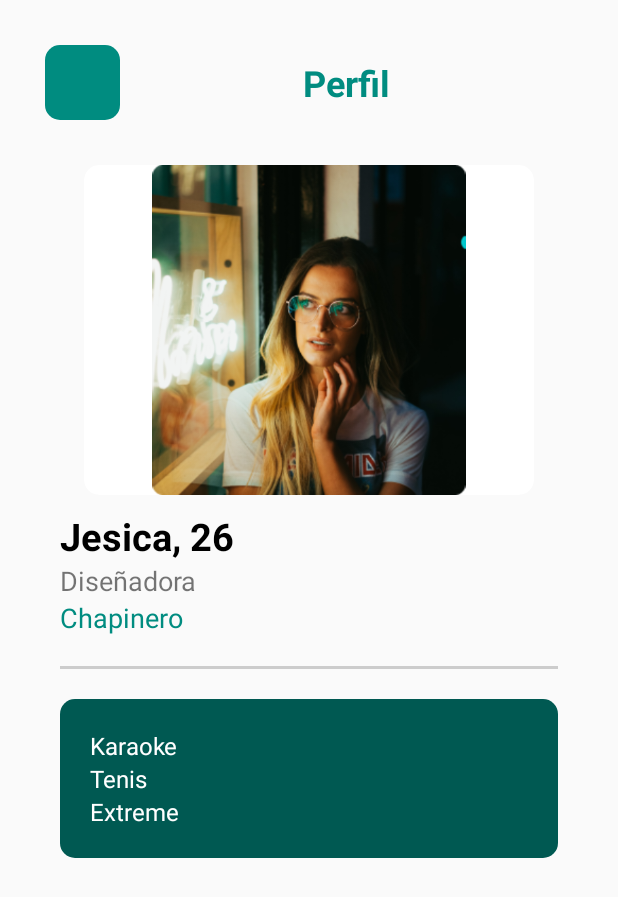
After one commit to cristdulcey/roush_android, an Android app: the ProfileActivity screen opened directly, with no data from a screen before it, on a phone screen of 412 x 824 dp. The commit adds this screen. Shown: the top 897 px of the screen. Run offline under Robolectric (Android 15) with nearby library versions, the phone set to English and light mode, and no system bars.

Commit message:
Maquetación inicial Perfil

```diff
--- a/app/src/main/AndroidManifest.xml
+++ b/app/src/main/AndroidManifest.xml
@@ -5,13 +5,16 @@
     <uses-permission android:name="android.permission.INTERNET" />
 
     <application
+        android:name=".Utils.BaseContext"
         android:allowBackup="true"
-        android:name=".Utils.BaseContext"
         android:icon="@mipmap/ic_launcher"
         android:label="@string/app_name"
         android:roundIcon="@mipmap/ic_launcher_round"
         android:supportsRtl="true"
         android:theme="@style/Theme.Tinderroush">
+        <activity
+            android:name=".Profile.ProfileActivity"
+            android:exported="false" />
         <activity
             android:name=".MatchSuccess.MatchSuccess"
             android:exported="false" />
--- /dev/null
+++ b/app/src/main/java/com/example/tinder_roush/Chats/ChatsAdapter.java
@@ -0,0 +1,4 @@
+package com.example.tinder_roush.Chats;
+
+public class ChatsAdapter {
+}
--- /dev/null
+++ b/app/src/main/java/com/example/tinder_roush/Profile/ProfileActivity.java
@@ -0,0 +1,46 @@
+package com.example.tinder_roush.Profile;
+
+import androidx.appcompat.app.AppCompatActivity;
+
+import android.content.Intent;
+import android.os.Bundle;
+import android.view.View;
+import android.widget.Button;
+
+import com.example.tinder_roush.MenuNavigation.MenuNavigation;
+import com.example.tinder_roush.R;
+import com.example.tinder_roush.Utils.BaseContext;
+
+import java.util.ArrayList;
+
+public class ProfileActivity extends AppCompatActivity {
+
+    Button backHome;
+
+    @Override
+    protected void onCreate(Bundle savedInstanceState) {
+        super.onCreate(savedInstanceState);
+        setContentView(R.layout.activity_profile);
+        initObjects();
+        listeners();
+    }
+
+    private void initObjects() {
+        backHome = findViewById(R.id.back_to_home);
+    }
+
+    public void listeners(){
+        backHome.setOnClickListener(new View.OnClickListener() {
+            @Override
+            public void onClick(View view) {
+                    backToHome();
+                }
+            });
+        }
+
+        public void backToHome(){
+            Intent intent = new Intent(this, MenuNavigation.class);
+            intent.addFlags(Intent.FLAG_ACTIVITY_NEW_TASK|Intent.FLAG_ACTIVITY_CLEAR_TASK);
+            startActivity(intent);
+        }
+}
--- /dev/null
+++ b/app/src/main/res/layout/activity_profile.xml
@@ -0,0 +1,166 @@
+<?xml version="1.0" encoding="utf-8"?>
+<LinearLayout xmlns:android="http://schemas.android.com/apk/res/android"
+    xmlns:app="http://schemas.android.com/apk/res-auto"
+    xmlns:tools="http://schemas.android.com/tools"
+    android:layout_width="match_parent"
+    android:layout_height="match_parent"
+    android:orientation="vertical"
+    tools:context=".Profile.ProfileActivity">
+
+    <ScrollView
+        android:layout_width="match_parent"
+        android:layout_height="match_parent"
+        android:scrollbars="none">
+
+        <LinearLayout
+            android:layout_width="match_parent"
+            android:layout_height="match_parent"
+            android:orientation="vertical">
+
+            <!--Title-->
+            <LinearLayout
+                android:layout_width="match_parent"
+                android:layout_height="wrap_content"
+                android:layout_marginVertical="30dp"
+                android:layout_marginHorizontal="30dp"
+                android:orientation="horizontal"
+                android:layout_gravity="center">
+
+                <Button
+                    android:id="@+id/back_to_home"
+                    android:layout_width="50dp"
+                    android:layout_height="50dp"
+                    android:padding="10dp"
+                    android:background="@drawable/border_green_round2"/>
+
+                <TextView
+                    android:layout_width="wrap_content"
+                    android:layout_height="wrap_content"
+                    android:layout_weight="10"
+                    android:layout_gravity="center"
+                    android:gravity="center"
+                    android:text="@string/title_profile"
+                    android:textSize="24sp"
+                    android:textStyle="bold"
+                    android:textColor="@color/green3"/>
+            </LinearLayout>
+
+            <!--Photo profile-->
+
+            <androidx.cardview.widget.CardView
+                android:layout_width="300dp"
+                android:layout_height="220dp"
+                android:layout_gravity="center"
+                app:cardElevation="0dp"
+                app:cardCornerRadius="10dp">
+
+            <ImageView
+                android:layout_width="match_parent"
+                android:layout_height="match_parent"
+                android:layout_marginHorizontal="40dp"
+                android:src="@drawable/photo_main"/>
+            </androidx.cardview.widget.CardView>
+
+            <!--Info my profile-->
+
+            <LinearLayout
+                android:layout_width="match_parent"
+                android:layout_height="wrap_content"
+                android:layout_marginHorizontal="40dp"
+
+                android:layout_marginTop="10dp"
+                android:orientation="vertical">
+
+                <!--Name and age-->
+                <LinearLayout
+                    android:layout_width="match_parent"
+                    android:layout_height="wrap_content"
+                    android:orientation="horizontal">
+                    <TextView
+                        android:id="@+id/user_profile_name"
+                        android:layout_width="wrap_content"
+                        android:layout_height="wrap_content"
+                        android:text="Jesica"
+                        android:textSize="25sp"
+                        android:textColor="@color/black"
+                        android:textStyle="bold"/>
+
+                    <TextView
+                        android:layout_width="wrap_content"
+                        android:layout_height="wrap_content"
+                        android:text=", "
+                        android:textSize="25sp"
+                        android:textColor="@color/black"
+                        android:textStyle="bold"/>
+                    <TextView
+                        android:id="@+id/user_profile_age"
+                        android:layout_width="wrap_content"
+                        android:layout_height="wrap_content"
+                        android:text="26"
+                        android:textSize="25sp"
+                        android:textColor="@color/black"
+                        android:textStyle="bold"/>
+                </LinearLayout>
+
+                <!--Job-->
+                <TextView
+                    android:id="@+id/profile_job"
+                    android:layout_width="match_parent"
+                    android:layout_height="wrap_content"
+                    android:text="Diseñadora"
+                    android:textSize="18sp"/>
+
+                <!--Location-->
+                <TextView
+                    android:id="@+id/profile_locations"
+                    android:layout_width="match_parent"
+                    android:layout_height="wrap_content"
+                    android:text="Chapinero"
+                    android:textColor="@color/green3"
+                    android:textSize="18sp"/>
+
+            </LinearLayout>
+
+            <View
+                android:layout_width="match_parent"
+                android:layout_height="2dp"
+                android:layout_marginTop="20dp"
+                android:layout_marginHorizontal="40dp"
+                android:background="@color/gray1"/>
+
+            <LinearLayout
+                android:layout_width="match_parent"
+                android:layout_height="wrap_content"
+                android:layout_marginTop="20dp"
+                android:layout_marginHorizontal="40dp"
+                android:padding="20dp"
+                android:orientation="vertical"
+                android:background="@drawable/border_green_round">
+
+                <TextView
+                    android:layout_width="wrap_content"
+                    android:layout_height="wrap_content"
+                    android:textSize="16sp"
+                    android:text="@string/button_karaoke"
+                    android:textColor="@color/white"/>
+
+                <TextView
+                    android:layout_width="wrap_content"
+                    android:layout_height="wrap_content"
+                    android:textSize="16sp"
+                    android:text="@string/button_tennis"
+                    android:textColor="@color/white"/>
+
+                <TextView
+                    android:layout_width="wrap_content"
+                    android:layout_height="wrap_content"
+                    android:textSize="16sp"
+                    android:text="@string/button_extreme"
+                    android:textColor="@color/white"/>
+
+            </LinearLayout>
+
+        </LinearLayout>
+
+    </ScrollView>
+</LinearLayout>
--- a/app/src/main/res/values/strings.xml
+++ b/app/src/main/res/values/strings.xml
@@ -65,6 +65,9 @@
     <string name="messages"><b>Mensajes</b></string>
     <string name="search_hint">Buscar por nombre</string>
 
+    <!--Strings Profile-->
+    <string name="title_profile"><b>Perfil</b></string>
+
     <!--Strings RecoveryPassword-->
     <string name="keep_calm">Tranquil@</string>
     <string name="text_recovery_password">Puedes recuperar tu contraseña ingresando estos datos y luego revisando tu correo electrónico</string>
```
Also changed, not shown: app/src/main/java/com/example/tinder_roush/Chats/ChatsActivity.java (+30 -42 lines), app/src/main/java/com/example/tinder_roush/Home/HomeActivity.java (+17 -4 lines), app/src/main/java/com/example/tinder_roush/Likes/LikesActivity.java (+21 -2 lines), app/src/main/res/layout/fragment_chats.xml (+13 -2 lines), app/src/main/res/layout/fragment_likes.xml (+10 -2 lines), app/src/main/res/layout/fragment_match_.xml (+19 -10 lines).
